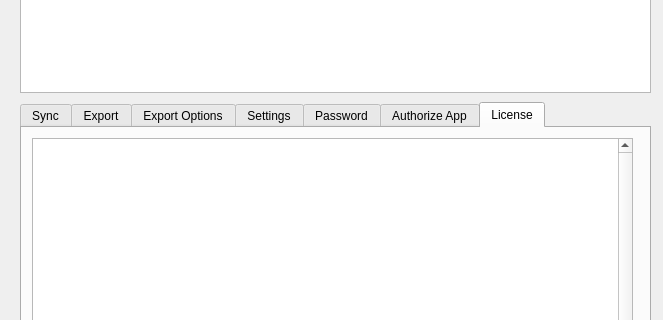
Qt form qt-lightspeed-pos-vc-connector/mainwindow.ui (beckf/lightspeed-vc-connector) before a commit; both pictures show x 0 to 663 and y 224 to 544 of the 663 by 786 pixel window.
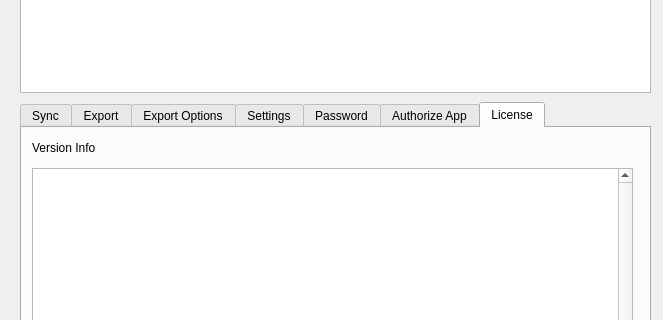
The same form after that commit. The open tabs and pages were chosen to show the change.

Commit message: Added Version Info to App

Diff of the .ui file:
```diff
--- a/qt-lightspeed-pos-vc-connector/mainwindow.ui
+++ b/qt-lightspeed-pos-vc-connector/mainwindow.ui
@@ -777,9 +777,9 @@
       <property name="geometry">
        <rect>
         <x>10</x>
-        <y>10</y>
+        <y>40</y>
         <width>601</width>
-        <height>371</height>
+        <height>341</height>
        </rect>
       </property>
       <property name="verticalScrollBarPolicy">
@@ -789,6 +789,19 @@
        <enum>Qt::ScrollBarAlwaysOn</enum>
       </property>
      </widget>
+     <widget class="QLabel" name="label_VersionInfo">
+      <property name="geometry">
+       <rect>
+        <x>10</x>
+        <y>10</y>
+        <width>601</width>
+        <height>20</height>
+       </rect>
+      </property>
+      <property name="text">
+       <string>Version Info</string>
+      </property>
+     </widget>
     </widget>
    </widget>
    <widget class="QTextEdit" name="txtb_SyncLog">
```
Left out of the diff: 2 changed lines with no effect on the pictures. The commit also changes 3 other files.
